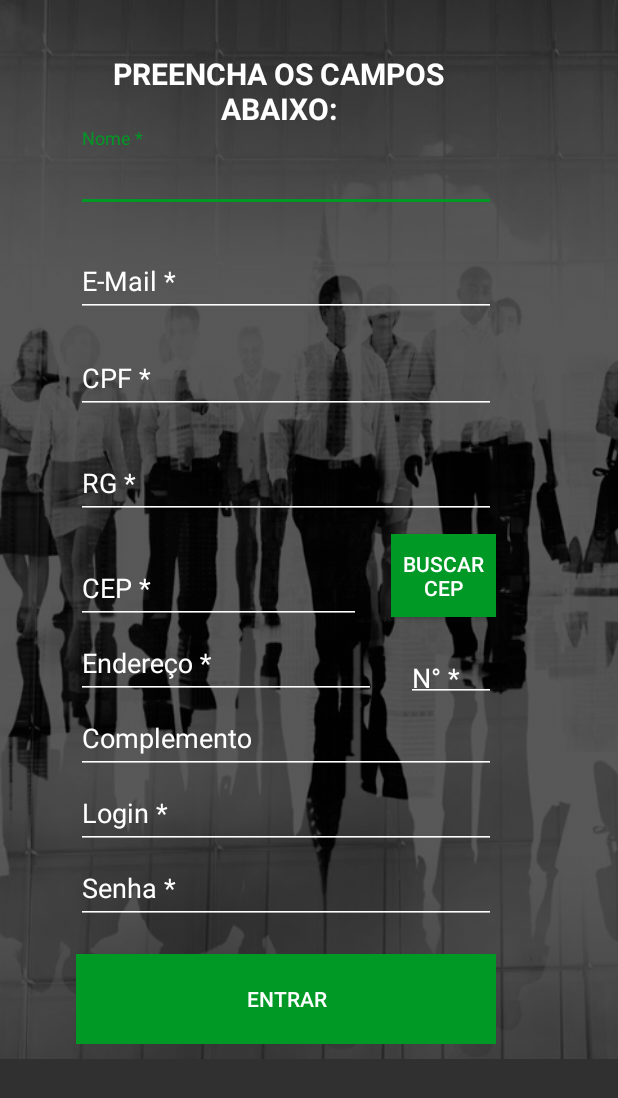
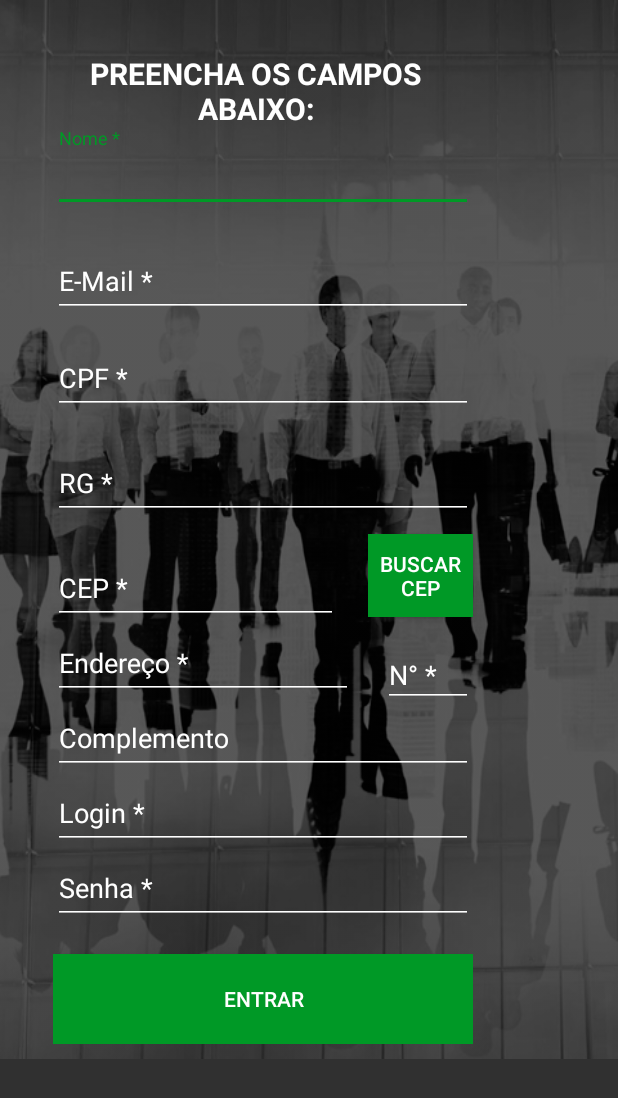
Before and after one commit to URWay/NoCash-App, an Android app: the CadastroActivity screen opened directly, with no data from a screen before it, after a tap on "ENTRAR", on a phone screen of 412 x 824 dp. Shown: the top 1098 px of the screen. Run offline under Robolectric (Android 15) with nearby library versions, the phone set to English and light mode, and no system bars; libraries missing offline, so code that uses them is left out: cn.pedant; 1 statement that could not run was skipped.

Commit message:
Ajustes Número

```diff
--- a/app/src/main/java/com/example/luiz1/nocash/CadastroActivity.java
+++ b/app/src/main/java/com/example/luiz1/nocash/CadastroActivity.java
@@ -61,10 +61,12 @@ public class CadastroActivity extends AppCompatActivity {
                     txtsenha.getText().toString().isEmpty()
                     ){
                     errologin();
-                }else if(f.isValidEmail(txtmail.toString()) == false){
+                }
+                /*else if(f.isValidEmail(txtmail.toString()) == false){
                     erromail();
 
-                }else if(f.isCPF(txtcpf.toString()) == false){
+                }*/
+                else if(f.isCPF(txtcpf.toString()) == false){
                     errocpf();
                 }else{
                     loginok();
--- a/app/src/main/res/layout/activity_cadastro.xml
+++ b/app/src/main/res/layout/activity_cadastro.xml
@@ -18,7 +18,7 @@
             xmlns:tools="http://schemas.android.com/tools"
             android:layout_width="fill_parent"
             android:layout_height="wrap_content"
-            android:paddingLeft="15dp"
+            android:paddingLeft="0dp"
             android:background="@drawable/bgcadastro"
             tools:context="com.example.luiz1.nocash.CadastroActivity">
 
@@ -172,9 +172,9 @@
             <android.support.design.widget.TextInputLayout
                 android:id="@+id/textInputLayoutNumero"
                 android:layout_width="80dp"
-                android:layout_height="60dp"
+                android:layout_height="71dp"
                 android:layout_marginStart="245dp"
-                android:layout_marginTop="418dp"
+                android:layout_marginTop="410dp"
                 android:textColorHint="#ffffff"
                 android:padding="10dp">
 
@@ -184,6 +184,7 @@
                     android:layout_height="wrap_content"
                     android:inputType="number"
                     android:hint="N° *"
+                    android:maxLength="5"
                     android:singleLine="true">
 
                 </android.support.design.widget.TextInputEditText>
@@ -243,7 +244,7 @@
                 android:layout_marginStart="25dp"
                 android:layout_marginTop="550dp"
                 android:textColorHint="#ffffff"
-                android:inputType="textPassword"
+
                 android:padding="10dp">
 
                 <android.support.design.widget.TextInputEditText
@@ -251,6 +252,7 @@
                     android:layout_width="match_parent"
                     android:layout_height="wrap_content"
                     android:hint="Senha *"
+                    android:inputType="textPassword"
                     android:singleLine="true">
 
 
```
